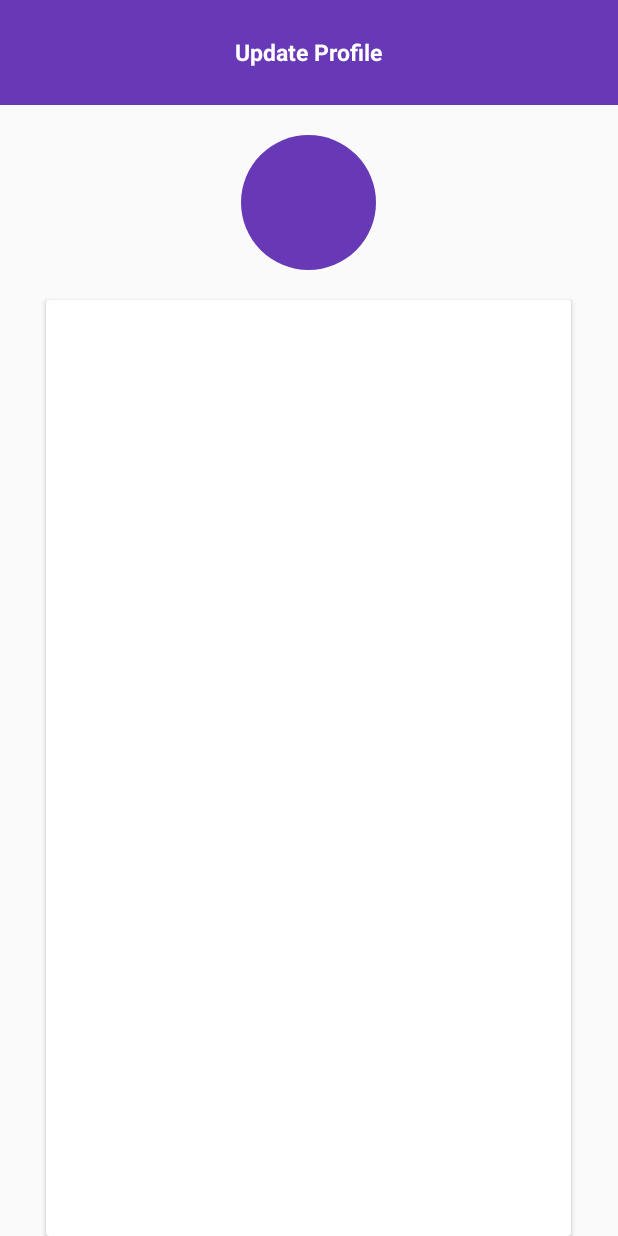
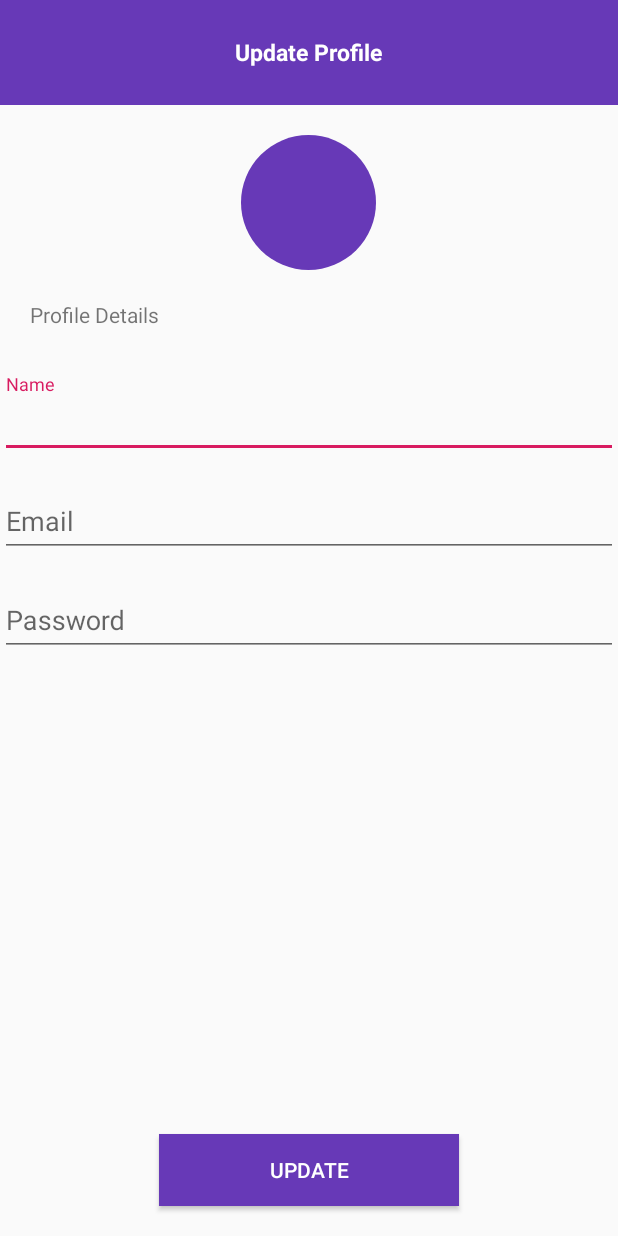
Before and after one commit to kritarth1107/FoodGenee, an Android app: the UpdateProfile screen opened directly, with no data from a screen before it, on a phone screen of 412 x 824 dp. Run offline under Robolectric (Android 15) with nearby library versions, the phone set to English and light mode, and no system bars; our stand-ins replace CircleImageView.

Commit message:
Fragments Added

```diff
--- a/app/src/main/AndroidManifest.xml
+++ b/app/src/main/AndroidManifest.xml
@@ -10,7 +10,7 @@
         android:supportsRtl="true"
         android:theme="@style/AppTheme"
         android:usesCleartextTraffic="true">
-        <activity android:name=".UpdateProfile"></activity>
+        <activity android:name="updateprofile.UpdateProfile"></activity>
         <activity android:name=".success.PodSuccess" />
         <activity android:name=".payment.PaymentMethod" />
         <activity android:name=".success.SuccessActivity" />
--- a/app/src/main/java/com/foodgeene/profile/Profile.java
+++ b/app/src/main/java/com/foodgeene/profile/Profile.java
@@ -12,7 +12,7 @@ import android.view.ViewGroup;
 import android.widget.TextView;
 
 import com.foodgeene.R;
-import com.foodgeene.UpdateProfile;
+import updateprofile.UpdateProfile;
 
 /**
  * A simple {@link Fragment} subclass.
--- a/app/src/main/java/network/FoodGeneeAPI.java
+++ b/app/src/main/java/network/FoodGeneeAPI.java
@@ -15,6 +15,7 @@ import retrofit2.http.GET;
 import retrofit2.http.Header;
 import retrofit2.http.POST;
 import retrofit2.http.Query;
+import updateprofile.UpdateModel;
 
 public interface FoodGeneeAPI {
 
@@ -75,4 +76,15 @@ public interface FoodGeneeAPI {
             @Header("Content-Type") String CType
     );
 
+
+    @FormUrlEncoded
+    @POST("users/user-profile.php")
+    Call<UpdateModel> updateUser(
+            @Field("action") String action,
+            @Field("name") String name,
+            @Field("email") String email,
+            @Field("password") String password,
+            @Header("Authorization") String Auth,
+            @Header("Content-Type") String Ctype
+    );
 }
--- /dev/null
+++ b/app/src/main/java/updateprofile/UpdateProfile.java
@@ -0,0 +1,97 @@
+package updateprofile;
+
+import androidx.appcompat.app.AppCompatActivity;
+
+import android.os.Bundle;
+import android.view.View;
+import android.widget.Button;
+import android.widget.Toast;
+
+import com.foodgeene.R;
+import com.foodgeene.SessionManager.SessionManager;
+import com.google.android.material.textfield.TextInputEditText;
+
+import java.util.HashMap;
+
+import network.FoodGeneeAPI;
+import network.RetrofitClient;
+import retrofit2.Call;
+import retrofit2.Callback;
+import retrofit2.Response;
+
+public class UpdateProfile extends AppCompatActivity {
+
+    TextInputEditText userName, userEmail, userPassword;
+    Button updateButton;
+    SessionManager sessionManager;
+    @Override
+    protected void onCreate(Bundle savedInstanceState) {
+        super.onCreate(savedInstanceState);
+        setContentView(R.layout.activity_update_profile);
+
+
+        initViews();
+
+        updateButton.setOnClickListener(view -> {
+
+            updateUserDetails();
+        });
+
+    }
+
+    private void updateUserDetails() {
+
+        String newname = userName.getText().toString().trim();
+        String newemail = userEmail.getText().toString().trim();
+        String newPass = userPassword.getText().toString().trim();
+        sessionManager = new SessionManager(this);
+        HashMap<String, String> user = sessionManager.getUserDetail();
+       String userToken = user.get(sessionManager.USER_ID);
+
+
+        FoodGeneeAPI foodGeneeAPI = RetrofitClient.getApiClient().create(FoodGeneeAPI.class);
+
+        Call<UpdateModel> call = foodGeneeAPI.updateUser("updation", newname, newemail, newPass,  userToken,"application/x-www-form-urlencoded");
+
+        call.enqueue(new Callback<UpdateModel>() {
+            @Override
+            public void onResponse(Call<UpdateModel> call, Response<UpdateModel> response) {
+
+                UpdateModel reModel = response.body();
+                assert reModel != null;
+                if(reModel.getStatus()==1){
+
+                    Toast.makeText(UpdateProfile.this, "Profile Updated Successfully", Toast.LENGTH_SHORT).show();
+
+                }
+                else if(reModel.getStatus()==0){
+
+                    Toast.makeText(UpdateProfile.this, "Some error occured.", Toast.LENGTH_SHORT).show();
+
+                }
+                else {
+
+                    Toast.makeText(UpdateProfile.this, "Some error occured.", Toast.LENGTH_SHORT).show();
+
+                }
+            }
+
+            @Override
+            public void onFailure(Call<UpdateModel> call, Throwable t) {
+
+            }
+        });
+
+    }
+
+    private void initViews() {
+        userName = findViewById(R.id.changeName);
+        userEmail = findViewById(R.id.changeEmail);
+        userPassword = findViewById(R.id.changePassword);
+
+
+        updateButton = findViewById(R.id.updateButton);
+
+
+    }
+}
--- a/app/src/main/res/layout/activity_update_profile.xml
+++ b/app/src/main/res/layout/activity_update_profile.xml
@@ -4,7 +4,7 @@
     xmlns:tools="http://schemas.android.com/tools"
     android:layout_width="match_parent"
     android:layout_height="match_parent"
-    tools:context=".UpdateProfile">
+    tools:context="updateprofile.UpdateProfile">
 
 
 
@@ -36,18 +36,89 @@
         android:layout_width="90dp"
         android:layout_height="90dp"/>
 
-
-    <androidx.cardview.widget.CardView
-        android:layout_width="350dp"
-        android:layout_height="match_parent"
-        android:layout_below="@id/userPic"
-        android:layout_centerHorizontal="true"
-        android:layout_marginTop="20dp">
+  <TextView
+      android:id="@+id/profileDetailsText"
+      android:layout_width="wrap_content"
+      android:layout_height="wrap_content"
+      android:layout_below="@id/userPic"
+      android:layout_marginTop="20dp"
+      android:text="Profile Details"
+      android:layout_marginLeft="20dp"
+      />
 
 
-    </androidx.cardview.widget.CardView>
+
+    <com.google.android.material.textfield.TextInputLayout
+        android:id="@+id/layone"
+        android:layout_marginTop="30dp"
+        android:layout_below="@id/profileDetailsText"
+        android:layout_width="match_parent"
+        android:layout_height="wrap_content">
 
 
+        <com.google.android.material.textfield.TextInputEditText
+            android:layout_width="match_parent"
+            android:id="@+id/changeName"
+            android:hint="Name"
+            android:layout_height="wrap_content"/>
+
+
+    </com.google.android.material.textfield.TextInputLayout>
+
+
+    <com.google.android.material.textfield.TextInputLayout
+        android:id="@+id/laytwo"
+        android:layout_marginTop="10dp"
+        android:layout_below="@id/layone"
+        android:layout_width="match_parent"
+        android:layout_height="wrap_content">
+
+
+        <com.google.android.material.textfield.TextInputEditText
+            android:layout_width="match_parent"
+            android:id="@+id/changeEmail"
+            android:hint="@string/email"
+            android:layout_height="wrap_content"/>
+
+
+    </com.google.android.material.textfield.TextInputLayout>
+
+    <com.google.android.material.textfield.TextInputLayout
+        android:id="@+id/laythree"
+        android:layout_marginTop="10dp"
+        android:layout_below="@id/laytwo"
+        android:layout_width="match_parent"
+        android:layout_height="wrap_content">
+
+
+        <com.google.android.material.textfield.TextInputEditText
+            android:layout_width="match_parent"
+            android:id="@+id/changePassword"
+            android:hint="@string/password"
+            android:layout_height="wrap_content"/>
+
+
+    </com.google.android.material.textfield.TextInputLayout>
+
+
+    <Button
+        android:layout_width="200dp"
+        android:layout_height="wrap_content"
+        android:background="@color/colorPrimary"
+        android:layout_alignParentBottom="true"
+        android:layout_marginBottom="20dp"
+        android:text="Update"
+        android:id="@+id/updateButton"
+        android:textColor="@android:color/white"
+        android:layout_centerHorizontal="true" />
+
+
+        <ProgressBar
+            android:visibility="gone"
+            android:layout_width="wrap_content"
+            android:layout_height="wrap_content"
+            android:id="@+id/progressId"
+            android:layout_centerInParent="true"/>
 
 
 
--- a/app/src/main/res/values/strings.xml
+++ b/app/src/main/res/values/strings.xml
@@ -9,4 +9,6 @@
     <!-- TODO: Remove or change this placeholder text -->
     <string name="hello_blank_fragment">Hello blank fragment</string>
     <string name="edit_profile">Edit Profile</string>
+    <string name="email">Email</string>
+    <string name="password">Password</string>
 </resources>
```
Also changed, not shown: app/src/main/java/com/foodgeene/UpdateProfile.java (deleted, +0 -14 lines), app/src/main/java/com/foodgeene/login/LoginActivity.java (+12 -6 lines), app/src/main/java/updateprofile/UpdateModel.java (added, +31 -0 lines).
